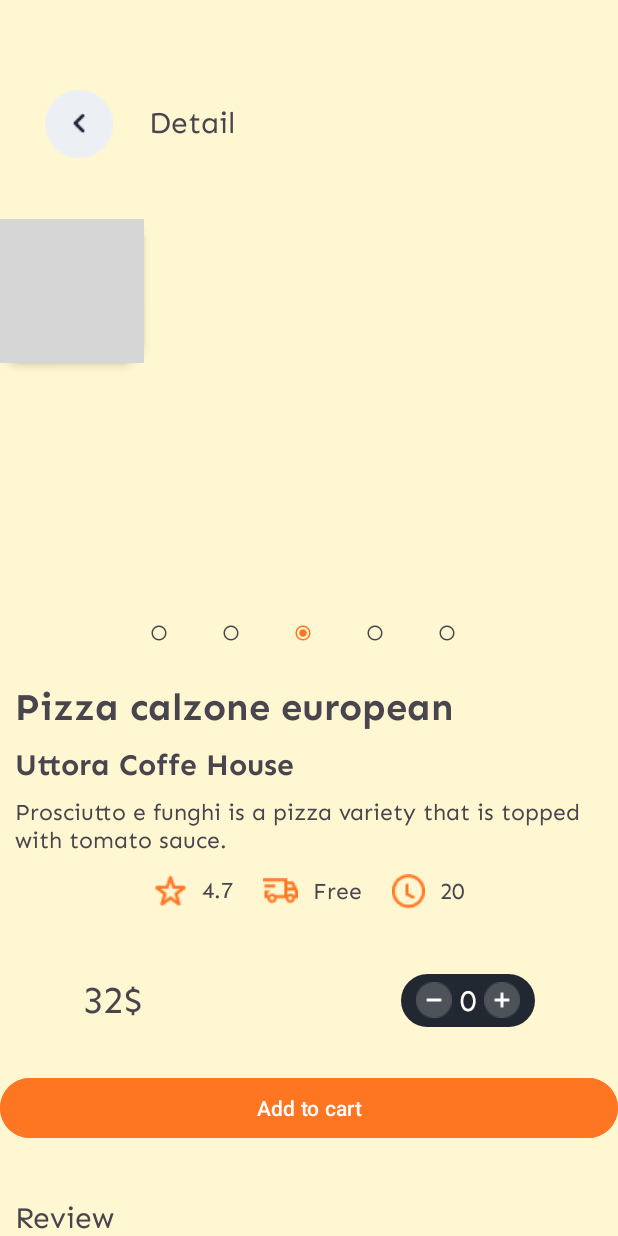
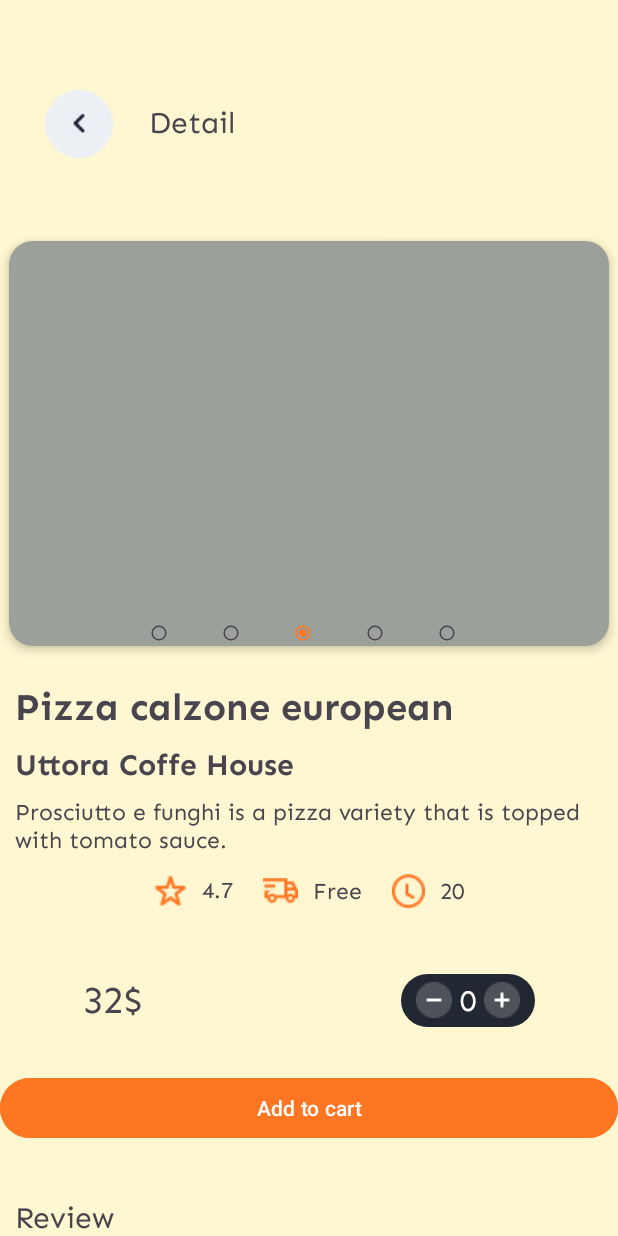
Before and after one commit to HoDucLinh/OrderFoodApp, an Android app built with Jetpack Compose: the layout activity_food_detail.xml on its own in the app's theme, with its tools: preview values and no code run, on a phone screen of 412 x 824 dp. Run offline under Robolectric (Android 15) with nearby library versions, the phone set to English and light mode, and no system bars; grey boxes are pictures that could not be loaded.

```diff
--- a/app/src/main/AndroidManifest.xml
+++ b/app/src/main/AndroidManifest.xml
@@ -11,6 +11,7 @@
     <uses-permission android:name="android.permission.ACCESS_COARSE_LOCATION" />
 
     <application
+        android:name=".view.MyApplication"
         android:allowBackup="true"
         android:dataExtractionRules="@xml/data_extraction_rules"
         android:fullBackupContent="@xml/backup_rules"
--- a/app/src/main/res/layout/activity_food_detail.xml
+++ b/app/src/main/res/layout/activity_food_detail.xml
@@ -43,7 +43,9 @@
     <RelativeLayout
         android:id="@+id/previewImage"
         android:layout_width="match_parent"
+        android:layout_gravity="center"
         android:layout_height="300dp">
+
 
         <androidx.cardview.widget.CardView
             android:id="@+id/cardView"
@@ -53,21 +55,24 @@
             app:cardCornerRadius="16dp"
             app:cardElevation="4dp"
             app:cardPreventCornerOverlap="true"
-            app:layout_constraintTop_toTopOf="parent"
-            app:layout_constraintStart_toStartOf="parent"
-            android:layout_gravity="center">
-        <ImageView
-            android:id="@+id/imageProduct"
-            android:layout_width="match_parent"
-            android:layout_height="match_parent"
-            android:src="@drawable/fruit"/>
+            android:layout_centerInParent="true"
+            >
+
+            <ImageView
+                android:id="@+id/imageProduct"
+                android:layout_width="400dp"
+                android:layout_height="270dp"
+                android:background="#9ba09b"
+                android:scaleType="centerCrop"
+               />
+
         </androidx.cardview.widget.CardView>
-
         <RadioGroup
             android:layout_width="wrap_content"
             android:layout_height="wrap_content"
             android:layout_centerHorizontal="true"
             android:layout_alignParentBottom="true"
+            android:translationZ="10dp"
             android:background="@android:color/transparent"
             android:orientation="horizontal">
 
```
Also changed, not shown: app/src/main/java/com/ltb/orderfoodapp/data/dao/UserDAO.kt (+10 -2 lines), app/src/main/java/com/ltb/orderfoodapp/view/FoodDetail.kt (+4 -8 lines), app/src/main/java/com/ltb/orderfoodapp/view/Home.kt (+22 -16 lines), app/src/main/java/com/ltb/orderfoodapp/view/MyApplication.kt (added, +21 -0 lines), app/src/main/java/com/ltb/orderfoodapp/view/Welcome.kt (+11 -10 lines).
